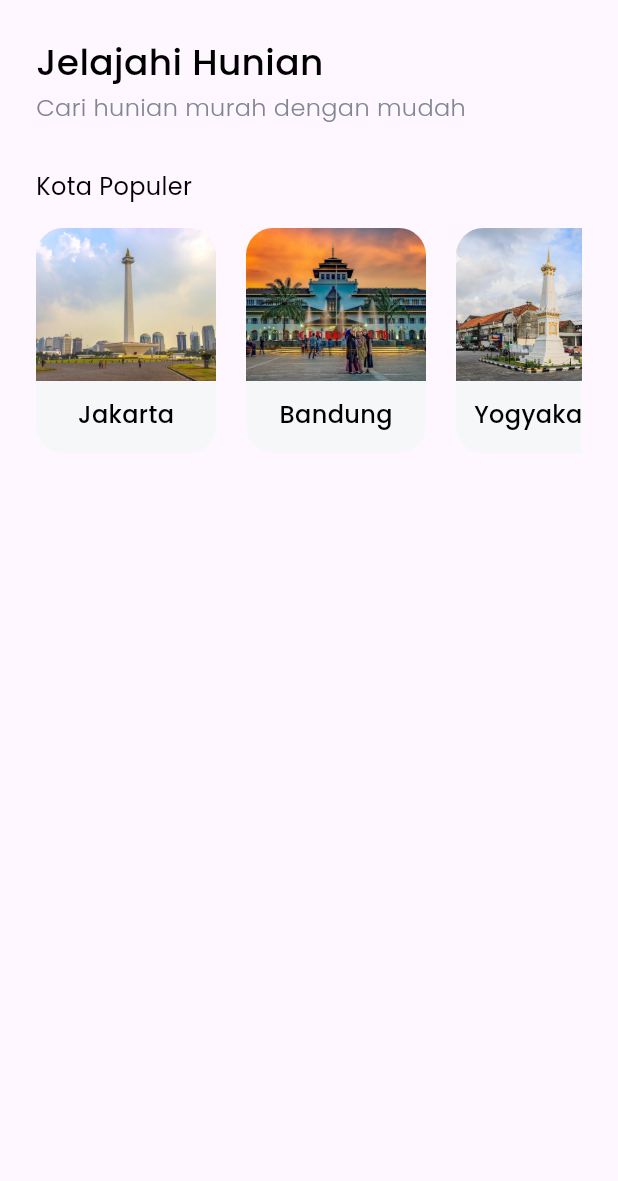
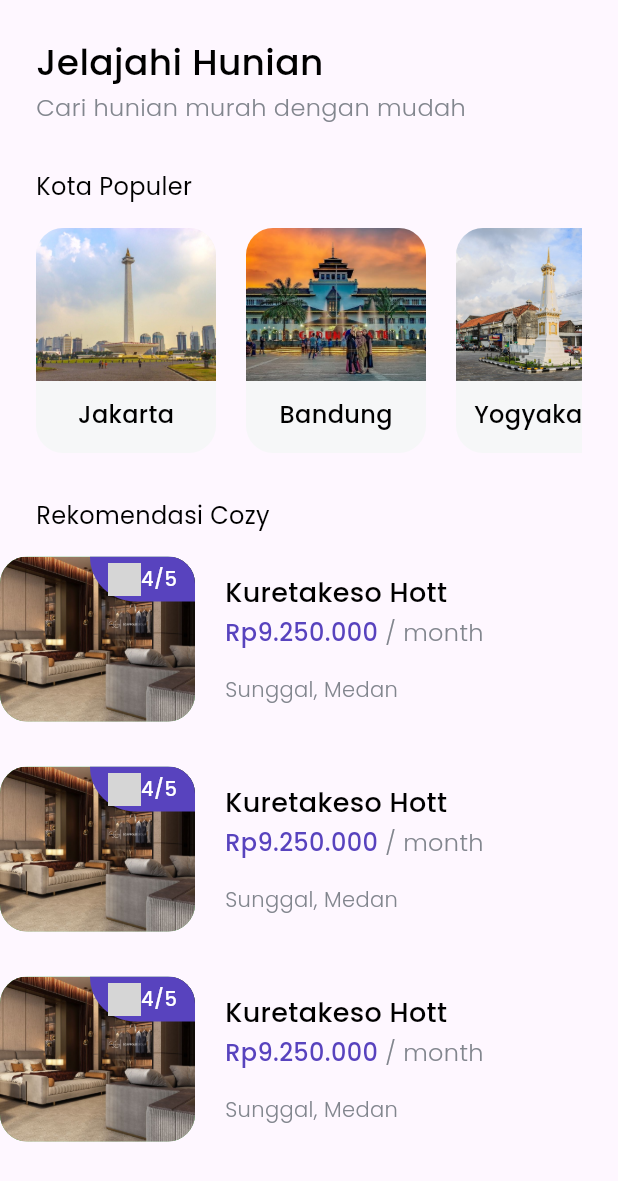
Before and after one commit to nomenklatur/home-quest, a Flutter app: the HomeScreen screen opened directly, on a phone screen of 412 x 824 dp. Shown: the top 1181 px of the screen. Run offline on Flutter 3.47's test engine with Material 3 defaults, Android fonts, the phone set to English and light mode, and no system bars; our stand-ins replace google_fonts; grey boxes are pictures that could not be loaded.

Commit message:
feat: space card widget

```diff
--- a/lib/screens/home.dart
+++ b/lib/screens/home.dart
@@ -1,5 +1,6 @@
 import 'package:cari_rumah/const/styles.dart';
 import 'package:cari_rumah/widgets/city_card.dart';
+import 'package:cari_rumah/widgets/space_card.dart';
 import 'package:flutter/material.dart';
 import 'package:cari_rumah/dummies/cities.dart';
 
@@ -10,6 +11,7 @@ class HomeScreen extends StatelessWidget {
   Widget build(BuildContext context) {
     return Scaffold(
       body: SafeArea(
+        bottom: false,
         child: Padding(
           padding: const EdgeInsets.symmetric(vertical: 24),
           child: ListView(
@@ -42,6 +44,22 @@ class HomeScreen extends StatelessWidget {
                     );
                   },
                 ),
+              ),
+              const SizedBox(height: 30),
+              Padding(
+                padding: const EdgeInsets.only(left: 24),
+                child: Text('Rekomendasi Cozy', style: AppFonts.regular.copyWith(fontSize: 16)),
+              ),
+              const SizedBox(height: 16),
+              Column(
+                children: [
+                  SpaceCard(),
+                  const SizedBox(height: 30,),
+                  SpaceCard(),
+                  const SizedBox(height: 30,),
+                  SpaceCard(),
+                  const SizedBox(height: 30,)
+                ],
               )
             ],
           ),
--- /dev/null
+++ b/lib/widgets/space_card.dart
@@ -0,0 +1,73 @@
+import 'package:flutter/material.dart';
+import 'package:cari_rumah/const/styles.dart';
+
+class SpaceCard extends StatelessWidget {
+  @override
+  Widget build(BuildContext context) {
+    return Row(
+      children: [
+        ClipRRect(
+          borderRadius: BorderRadius.circular(18),
+          child: Container(
+            width: 130,
+            height: 110,
+            decoration: BoxDecoration(color: Colors.green),
+            child: Stack(
+              children: [
+                Image.asset('images/spaces/space1.png', width: 130, height: 110, fit: BoxFit.cover),
+                Align(
+                    alignment: Alignment.topRight,
+                    child: Container(
+                      width: 70,
+                      height: 30,
+                      decoration: const BoxDecoration(
+                        color: AppColors.primary,
+                        borderRadius: BorderRadius.only(
+                          bottomLeft: Radius.circular(36)
+                        )
+                      ),
+                      child: Row(
+                        mainAxisAlignment: MainAxisAlignment.center,
+                        crossAxisAlignment: CrossAxisAlignment.center,
+                        children: [
+                          Image.asset('images/icon_star_solid.png', width: 22, height: 22),
+                          Text(
+                            '4/5',
+                            style: AppFonts.light.copyWith(
+                              fontSize: 13,
+                            )
+                          )
+                        ],
+                                          ),
+                    ),
+                  )
+              ],
+            ),
+          ),
+        ),
+        const SizedBox(width: 20),
+        Column(
+          crossAxisAlignment: CrossAxisAlignment.start,
+          children: [
+            Text(
+              'Kuretakeso Hott',
+              style: AppFonts.dark.copyWith(fontSize:  18),
+            ),
+            SizedBox(height: 2),
+            Text.rich(
+              TextSpan(
+                text: 'Rp9.250.000',
+                style: AppFonts.primary.copyWith(fontSize: 16),
+                children: [
+                  TextSpan(text: ' / month', style: AppFonts.secondary.copyWith(fontSize: 16))
+                ]
+              )
+            ),
+            const SizedBox(height: 16,),
+            Text('Sunggal, Medan', style: AppFonts.secondary.copyWith(fontSize: 14),)
+          ],
+        )
+      ],
+    );
+  }
+}
--- a/pubspec.yaml
+++ b/pubspec.yaml
@@ -68,6 +68,9 @@ flutter:
     - images/cities/yogyakarta.jpg
     - images/cities/bandung.jpg
     - images/cities/medan.jpg
+    - images/spaces/space1.png
+    - images/spaces/space2.png
+    - images/spaces/space3.png
 
   # An image asset can refer to one or more resolution-specific "variants", see
   # https://flutter.dev/assets-and-images/#resolution-aware
```
Also changed, not shown: images/spaces/space1.png (added), images/spaces/space2.png (added), images/spaces/space3.png (added).
